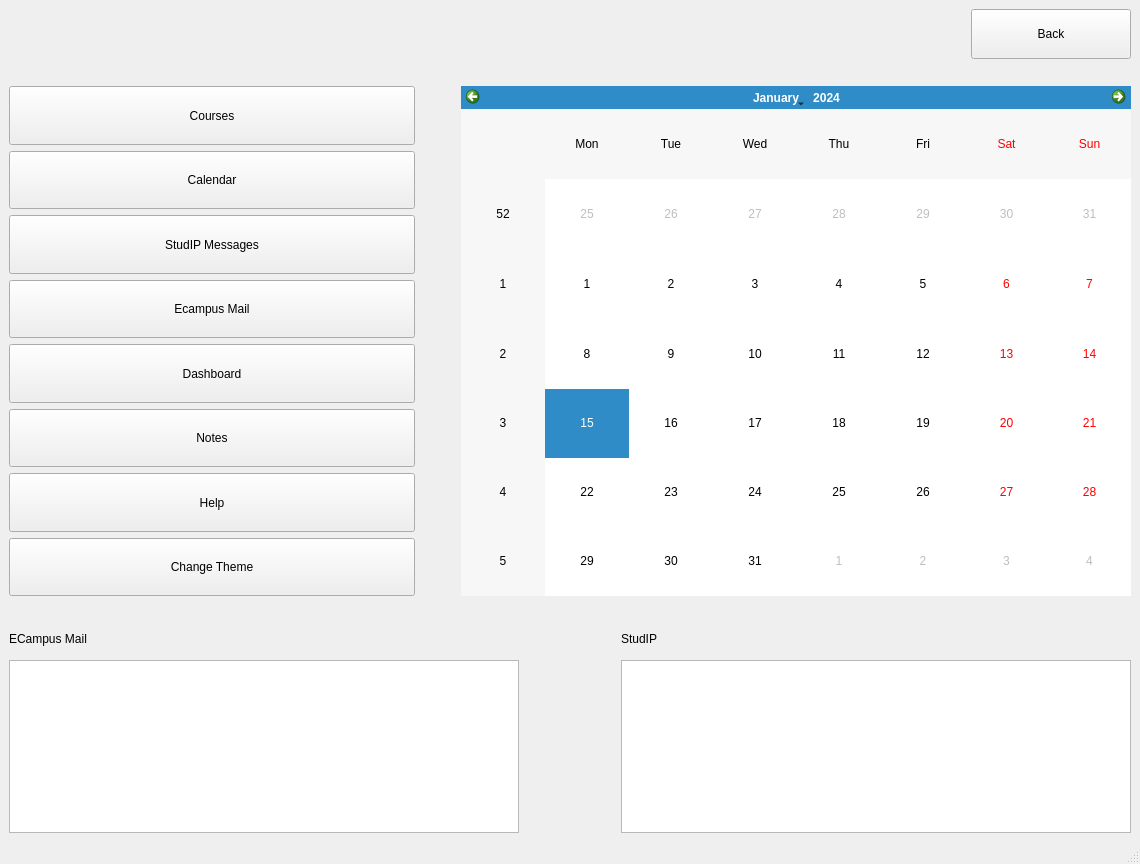
Demonim/Simargl-Study-Project, file main/UI/menu.ui: the form before one commit.
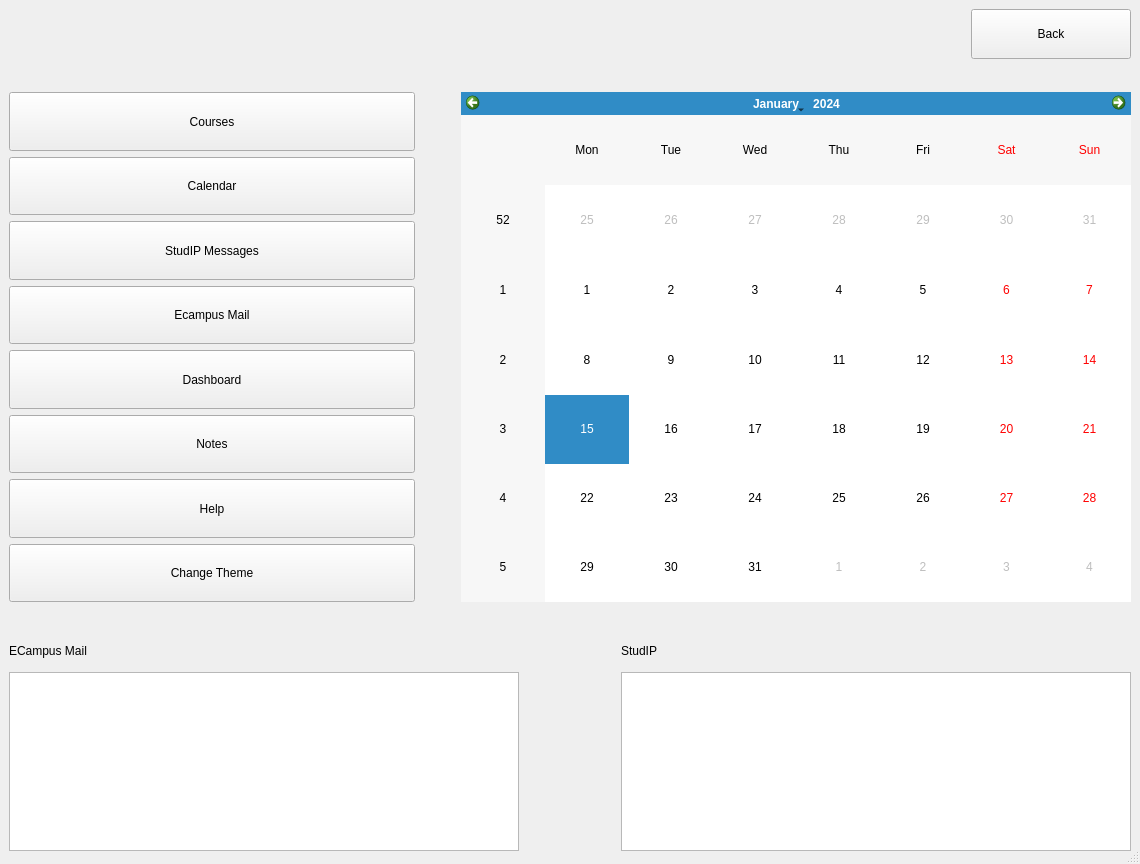
The form after the commit.

The edit to the form file:
```diff
--- a/main/UI/menu.ui
+++ b/main/UI/menu.ui
@@ -29,7 +29,19 @@
    <string notr="true"/>
   </property>
   <widget class="QWidget" name="centralwidget">
-   <layout class="QVBoxLayout" name="verticalLayout_4">
+   <property name="minimumSize">
+    <size>
+     <width>1140</width>
+     <height>860</height>
+    </size>
+   </property>
+   <property name="maximumSize">
+    <size>
+     <width>1920</width>
+     <height>1080</height>
+    </size>
+   </property>
+   <layout class="QVBoxLayout" name="verticalLayout_4" stretch="0,0,0,0,0">
     <item>
      <layout class="QHBoxLayout" name="horizontalLayout">
       <property name="spacing">
```
